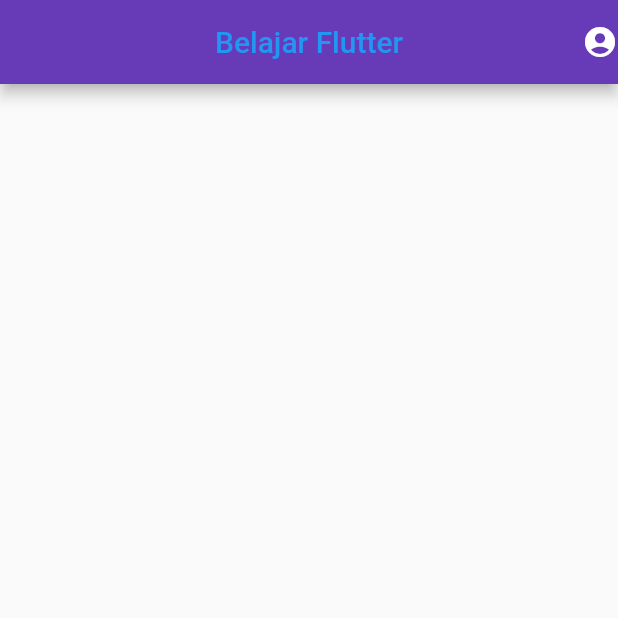
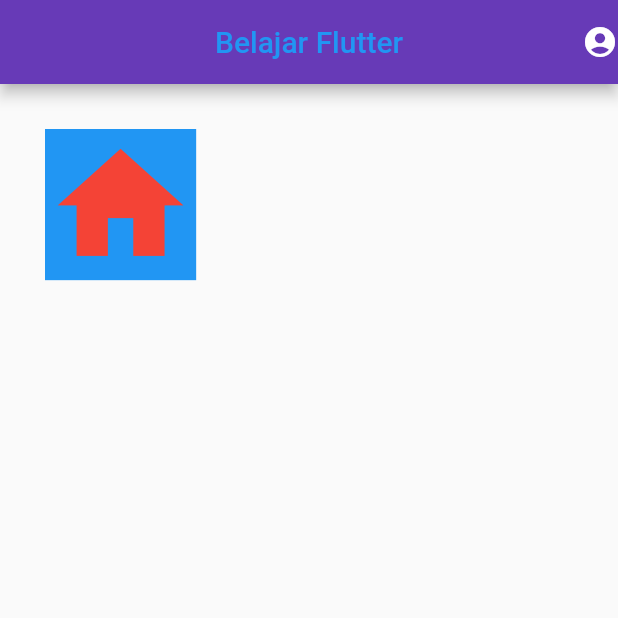
Before and after one commit to Itsneeea/belajar_flutter, a Flutter app: the screen it shows after launch, on a phone screen of 412 x 824 dp, the top half of it. Run offline on Flutter 3.47's test engine with Material 2 defaults, Android fonts, the phone set to English and light mode, and no system bars.

Commit message:
materi 3 dan 4

```diff
--- a/lib/main.dart
+++ b/lib/main.dart
@@ -27,6 +27,14 @@ class Home extends StatelessWidget {
           actions: [Icon(Icons.account_circle)],
           centerTitle: true,
         ),
-    );
+        body: Container(
+          color: Colors.blue,
+          margin: EdgeInsets.fromLTRB(30, 30, 0, 0),
+          child: Icon(
+            Icons.home,
+            color: Colors.red,
+            size: 100.78,
+          ),
+        ));
   }
 }
```
Lines whose indentation alone changed are shown as unchanged.
